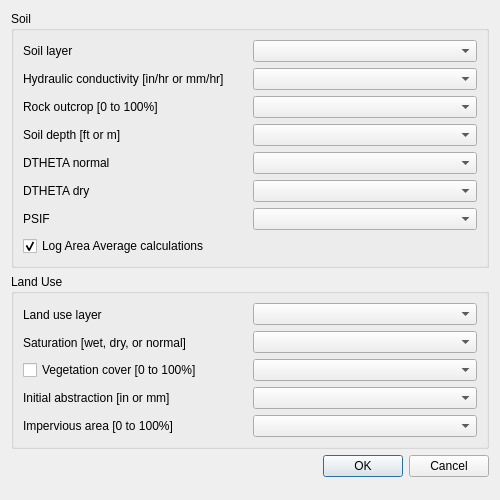
First picture: the form in flo2d/ui/infil_green_ampt.ui, repository FLO-2DSoftware/qgis-flo-2d-plugin, before the edit.
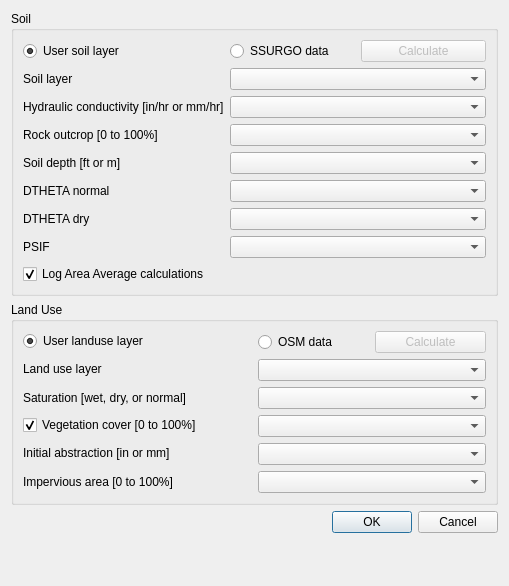
Second picture: the form after the edit.

```diff
--- a/flo2d/ui/infil_green_ampt.ui
+++ b/flo2d/ui/infil_green_ampt.ui
@@ -6,8 +6,8 @@
    <rect>
     <x>0</x>
     <y>0</y>
-    <width>500</width>
-    <height>500</height>
+    <width>509</width>
+    <height>586</height>
    </rect>
   </property>
   <property name="windowTitle">
@@ -44,7 +44,38 @@
      </property>
      <layout class="QGridLayout" name="gridLayout_6">
       <item row="0" column="0">
+       <widget class="QRadioButton" name="rb_soilLyr">
+        <property name="text">
+         <string>User soil layer</string>
+        </property>
+        <property name="checked">
+         <bool>true</bool>
+        </property>
+       </widget>
+      </item>
+      <item row="1" column="0">
        <layout class="QGridLayout" name="gridLayout_2">
+        <item row="6" column="0">
+         <widget class="QLabel" name="label_7">
+          <property name="text">
+           <string>PSIF</string>
+          </property>
+         </widget>
+        </item>
+        <item row="5" column="0">
+         <widget class="QLabel" name="label_11">
+          <property name="text">
+           <string>DTHETA dry</string>
+          </property>
+         </widget>
+        </item>
+        <item row="4" column="0">
+         <widget class="QLabel" name="label_3">
+          <property name="text">
+           <string>DTHETA normal</string>
+          </property>
+         </widget>
+        </item>
         <item row="2" column="0">
          <widget class="QLabel" name="label_2">
           <property name="text">
@@ -52,6 +83,13 @@
           </property>
          </widget>
         </item>
+        <item row="3" column="0">
+         <widget class="QLabel" name="label_10">
+          <property name="text">
+           <string>Soil depth [ft or m]</string>
+          </property>
+         </widget>
+        </item>
         <item row="0" column="0">
          <widget class="QLabel" name="label_4">
           <property name="text">
@@ -59,13 +97,6 @@
           </property>
          </widget>
         </item>
-        <item row="6" column="0">
-         <widget class="QLabel" name="label_7">
-          <property name="text">
-           <string>PSIF</string>
-          </property>
-         </widget>
-        </item>
         <item row="1" column="0">
          <widget class="QLabel" name="label">
           <property name="text">
@@ -73,61 +104,64 @@
           </property>
          </widget>
         </item>
-        <item row="3" column="0">
-         <widget class="QLabel" name="label_10">
-          <property name="text">
-           <string>Soil depth [ft or m]</string>
-          </property>
-         </widget>
-        </item>
-        <item row="4" column="0">
-         <widget class="QLabel" name="label_3">
-          <property name="text">
-           <string>DTHETA normal</string>
-          </property>
-         </widget>
-        </item>
-        <item row="5" column="0">
-         <widget class="QLabel" name="label_11">
-          <property name="text">
-           <string>DTHETA dry</string>
-          </property>
-         </widget>
-        </item>
        </layout>
       </item>
-      <item row="0" column="1">
+      <item row="2" column="0">
+       <widget class="QCheckBox" name="log_area_average_chbox">
+        <property name="text">
+         <string>Log Area Average calculations</string>
+        </property>
+        <property name="checked">
+         <bool>true</bool>
+        </property>
+       </widget>
+      </item>
+      <item row="1" column="1" colspan="2">
        <layout class="QGridLayout" name="gridLayout_5">
-        <item row="4" column="0">
-         <widget class="QComboBox" name="dthetan_cbo"/>
-        </item>
-        <item row="2" column="0">
-         <widget class="QComboBox" name="rtimps_cbo"/>
-        </item>
-        <item row="6" column="0">
-         <widget class="QComboBox" name="psif_cbo"/>
-        </item>
         <item row="1" column="0">
          <widget class="QComboBox" name="xksat_cbo"/>
         </item>
+        <item row="6" column="0">
+         <widget class="QComboBox" name="psif_cbo"/>
+        </item>
+        <item row="5" column="0">
+         <widget class="QComboBox" name="dthetad_cbo"/>
+        </item>
+        <item row="4" column="0">
+         <widget class="QComboBox" name="dthetan_cbo"/>
+        </item>
         <item row="3" column="0">
          <widget class="QComboBox" name="soil_depth_cbo"/>
         </item>
+        <item row="2" column="0">
+         <widget class="QComboBox" name="rtimps_cbo">
+          <property name="enabled">
+           <bool>true</bool>
+          </property>
+          <property name="editable">
+           <bool>false</bool>
+          </property>
+         </widget>
+        </item>
         <item row="0" column="0">
          <widget class="QComboBox" name="soil_cbo"/>
         </item>
-        <item row="5" column="0">
-         <widget class="QComboBox" name="dthetad_cbo"/>
-        </item>
        </layout>
       </item>
-      <item row="1" column="0">
-       <widget class="QCheckBox" name="log_area_average_chbox">
+      <item row="0" column="1">
+       <widget class="QRadioButton" name="rb_NRCS">
         <property name="text">
-         <string>Log Area Average calculations</string>
+         <string>SSURGO data</string>
         </property>
-        <property name="checked">
-         <bool>true</bool>
+       </widget>
+      </item>
+      <item row="0" column="2">
+       <widget class="QPushButton" name="calculateJE_btn">
+        <property name="enabled">
+         <bool>false</bool>
+        </property>
+        <property name="text">
+         <string>Calculate</string>
         </property>
        </widget>
       </item>
@@ -143,59 +177,89 @@
       <item row="0" column="0">
        <layout class="QGridLayout" name="gridLayout_3">
         <item row="3" column="0">
-         <widget class="QLabel" name="label_8">
-          <property name="text">
-           <string>Initial abstraction [in or mm]</string>
-          </property>
-         </widget>
-        </item>
-        <item row="1" column="0">
-         <widget class="QLabel" name="label_6">
-          <property name="text">
-           <string>Saturation [wet, dry, or normal]</string>
-          </property>
-         </widget>
-        </item>
-        <item row="2" column="0">
          <widget class="QCheckBox" name="veg_cover_chbox">
           <property name="text">
            <string>Vegetation cover [0 to 100%]</string>
           </property>
+          <property name="checked">
+           <bool>true</bool>
+          </property>
+         </widget>
+        </item>
+        <item row="2" column="0">
+         <widget class="QLabel" name="label_6">
+          <property name="text">
+           <string>Saturation [wet, dry, or normal]</string>
+          </property>
          </widget>
         </item>
         <item row="4" column="0">
-         <widget class="QLabel" name="label_9">
+         <widget class="QLabel" name="label_8">
           <property name="text">
-           <string>Impervious area [0 to 100%]</string>
+           <string>Initial abstraction [in or mm]</string>
           </property>
          </widget>
         </item>
-        <item row="0" column="0">
+        <item row="1" column="0">
          <widget class="QLabel" name="label_5">
           <property name="text">
            <string>Land use layer</string>
           </property>
          </widget>
         </item>
+        <item row="5" column="0">
+         <widget class="QLabel" name="label_9">
+          <property name="text">
+           <string>Impervious area [0 to 100%]</string>
+          </property>
+         </widget>
+        </item>
+        <item row="0" column="0">
+         <widget class="QRadioButton" name="lu_user_rb">
+          <property name="text">
+           <string>User landuse layer</string>
+          </property>
+          <property name="checked">
+           <bool>true</bool>
+          </property>
+         </widget>
+        </item>
        </layout>
       </item>
       <item row="0" column="1">
        <layout class="QGridLayout" name="gridLayout_4">
-        <item row="2" column="0">
-         <widget class="QComboBox" name="vc_cbo"/>
-        </item>
-        <item row="4" column="0">
-         <widget class="QComboBox" name="rtimpl_cbo"/>
-        </item>
         <item row="0" column="0">
+         <widget class="QRadioButton" name="lu_osm_rb">
+          <property name="text">
+           <string>OSM data</string>
+          </property>
+         </widget>
+        </item>
+        <item row="0" column="1">
+         <widget class="QPushButton" name="lu_osm_btn">
+          <property name="enabled">
+           <bool>false</bool>
+          </property>
+          <property name="text">
+           <string>Calculate</string>
+          </property>
+         </widget>
+        </item>
+        <item row="1" column="0" colspan="2">
          <widget class="QComboBox" name="land_cbo"/>
         </item>
-        <item row="1" column="0">
+        <item row="2" column="0" colspan="2">
          <widget class="QComboBox" name="saturation_cbo"/>
         </item>
-        <item row="3" column="0">
+        <item row="3" column="0" colspan="2">
+         <widget class="QComboBox" name="vc_cbo"/>
+        </item>
+        <item row="4" column="0" colspan="2">
          <widget class="QComboBox" name="ia_cbo"/>
         </item>
+        <item row="5" column="0" colspan="2">
+         <widget class="QComboBox" name="rtimpl_cbo"/>
+        </item>
        </layout>
       </item>
      </layout>
```
Left out of the diff: 440 changed lines with no effect on the pictures.
